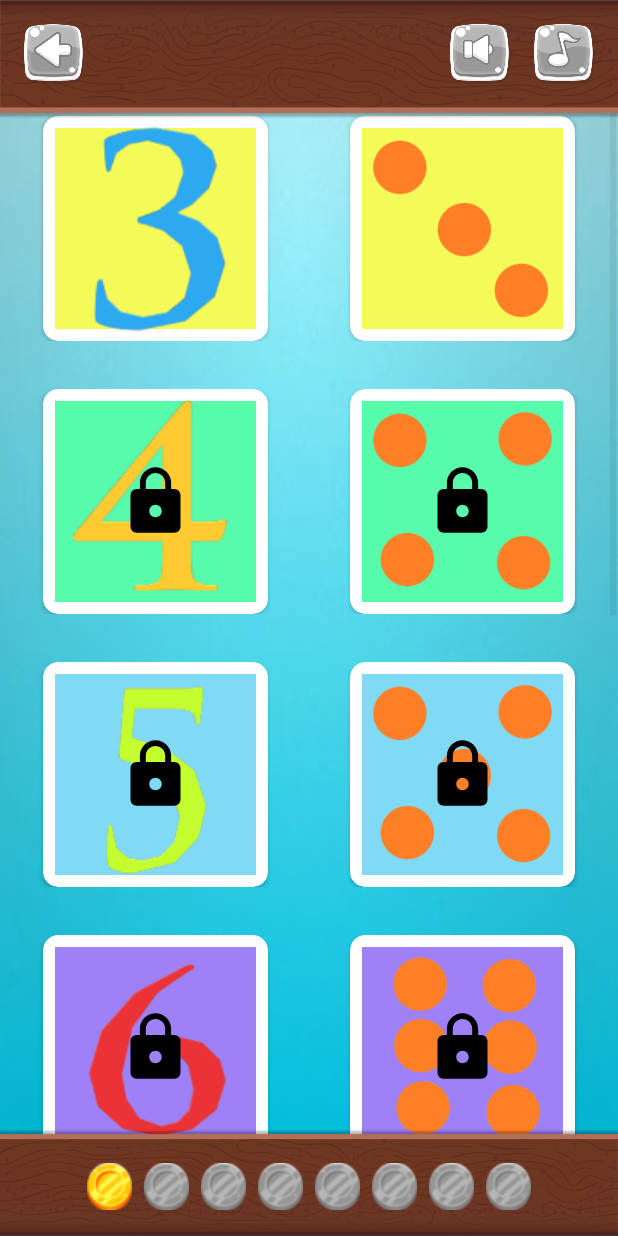
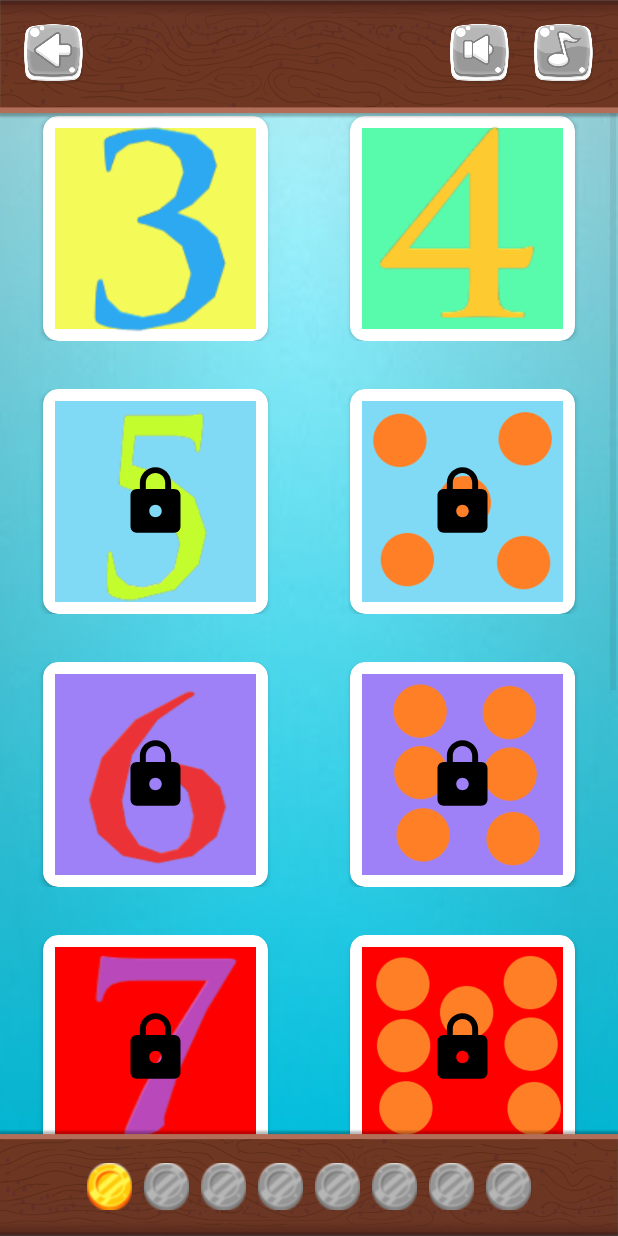
Before and after one commit to djuraszek/gra-matematyczna, an Android app: the GamesListActivity screen opened directly, with no data from a screen before it, on a phone screen of 412 x 824 dp. Run offline under Robolectric (Android 15) with nearby library versions, the phone set to English and light mode, and no system bars.

Commit message:
fixed: memory levels

```diff
--- a/app/src/main/java/com/android/gramatematyczna/activities/GamesListActivity.java
+++ b/app/src/main/java/com/android/gramatematyczna/activities/GamesListActivity.java
@@ -18,9 +18,7 @@ public class GamesListActivity extends AppCompatActivity {
     PreferencesManagement preferencesManagement;
     int gamesList[] = {R.color.yellow, R.color.blue_light, R.color.pink_light, R.color.green_bright, R.color.purple, R.color.blue_strong, R.color.red_fire, R.color.purple_pope, R.color.green_neon, R.color.pink_powder, R.color.color_numbers, R.color.orange, R.color.yellow_neon};
     GameListItem gamesListTMP[] = {new GameListItem(R.color.yellow, 3, 0,0),
-            new GameListItem(R.color.yellow, 3,  0,1),
             new GameListItem(R.color.green_neon, 4, 0,0),
-            new GameListItem(R.color.green_neon, 4,  0,1),
             new GameListItem(R.color.blue_light, 5, 0,0),
             new GameListItem(R.color.blue_light, 5,  0,1),
             new GameListItem(R.color.purple, 6, 0,0),
```
